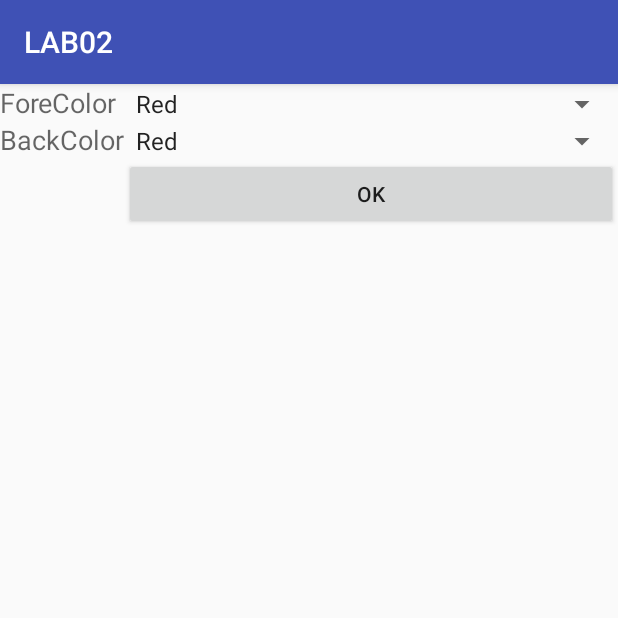
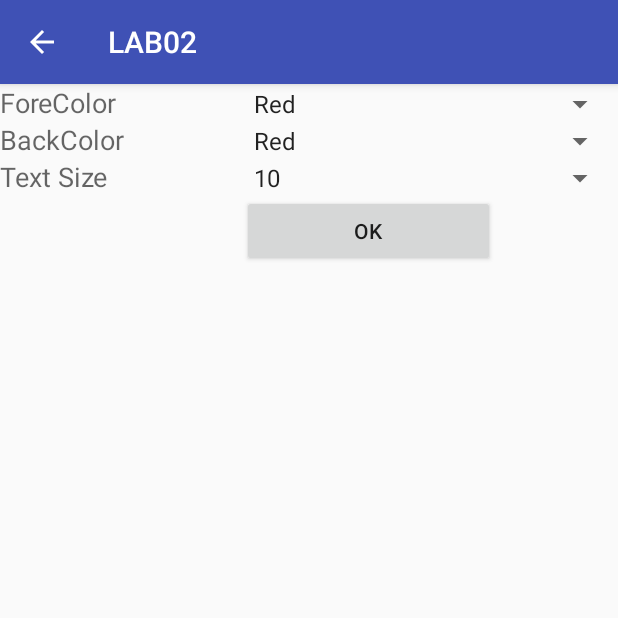
Before and after one commit to duydev/bai-tap-android, an Android app: the screen it shows after launch (SettingsActivity), in the options menu, after a tap on "Settings", on a phone screen of 412 x 824 dp, the top half of it. Run offline under Robolectric (Android 15) with nearby library versions, the phone set to English and light mode, and no system bars.

Commit message:
Update LAB 2 & LAB4

```diff
--- a/LAB02/app/src/main/AndroidManifest.xml
+++ b/LAB02/app/src/main/AndroidManifest.xml
@@ -16,7 +16,11 @@
                 <category android:name="android.intent.category.LAUNCHER" />
             </intent-filter>
         </activity>
-        <activity android:name=".SettingsActivity"></activity>
+        <activity android:name=".SettingsActivity" android:parentActivityName=".MainActivity">
+            <meta-data
+                android:name="android.support.PARENT_ACTIVITY"
+                android:value=".MainActivity" />
+        </activity>
     </application>
 
 </manifest>
--- a/LAB02/app/src/main/java/me/duydev/lab02/MainActivity.java
+++ b/LAB02/app/src/main/java/me/duydev/lab02/MainActivity.java
@@ -2,6 +2,7 @@ package me.duydev.lab02;
 
 import android.content.DialogInterface;
 import android.content.Intent;
+import android.graphics.Color;
 import android.support.v7.app.AlertDialog;
 import android.support.v7.app.AppCompatActivity;
 import android.os.Bundle;
@@ -15,6 +16,8 @@ import android.widget.Spinner;
 
 public class MainActivity extends AppCompatActivity {
 
+    private int foreColor = 0;
+    private int backColor = 0;
 
     @Override
     protected void onCreate(Bundle savedInstanceState) {
@@ -51,8 +54,12 @@ public class MainActivity extends AppCompatActivity {
                 builder.show();
                 break;
             case R.id.settings:
+                final int result = 1;
+                EditText editText = (EditText) findViewById(R.id.editText);
+                Bundle bundle = new Bundle();
+                bundle.putFloat( "TextSize", editText.getTextSize() );
                 Intent intent = new Intent(this, SettingsActivity.class);
-                final int result = 1;
+                intent.putExtras(bundle);
                 startActivityForResult(intent, result);
                 break;
             case R.id.exit:
@@ -76,4 +83,20 @@ public class MainActivity extends AppCompatActivity {
 
         return true;
     }
+
+    @Override
+    protected void onActivityResult(int requestCode, int resultCode, Intent data) {
+        super.onActivityResult(requestCode, resultCode, data);
+
+        Bundle bundle = data.getExtras();
+        foreColor = bundle.getInt("ForeColor");
+        backColor = bundle.getInt("BackColor");
+        float textSize = bundle.getFloat("TextSize");
+
+        String colorArr[] = getResources().getStringArray(R.array.color_name_array);
+        EditText editText = (EditText) findViewById(R.id.editText);
+        editText.setTextColor(Color.parseColor( colorArr[foreColor] ));
+        editText.setBackgroundColor(Color.parseColor( colorArr[backColor] ));
+        editText.setTextSize( textSize );
+    }
 }
--- a/LAB02/app/src/main/java/me/duydev/lab02/SettingsActivity.java
+++ b/LAB02/app/src/main/java/me/duydev/lab02/SettingsActivity.java
@@ -11,14 +11,20 @@ public class SettingsActivity extends AppCompatActivity {
 
     private int foreColor = 0;
     private int backColor = 0;
+    private float textSize = 14;
 
     @Override
     protected void onCreate(Bundle savedInstanceState) {
         super.onCreate(savedInstanceState);
         setContentView(R.layout.activity_settings);
 
+        Bundle bundle = getIntent().getExtras();
+
+        textSize = bundle.getFloat("TextSize");
+
         Spinner spinner1 = (Spinner) findViewById(R.id.spin1);
         Spinner spinner2 = (Spinner) findViewById(R.id.spin2);
+        Spinner spinner3 = (Spinner) findViewById(R.id.spin3);
 
         spinner1.setOnItemSelectedListener(new AdapterView.OnItemSelectedListener() {
             @Override
@@ -43,15 +49,29 @@ public class SettingsActivity extends AppCompatActivity {
 
             }
         });
+
+        spinner3.setOnItemSelectedListener(new AdapterView.OnItemSelectedListener() {
+            @Override
+            public void onItemSelected(AdapterView<?> adapterView, View view, int i, long l) {
+                textSize = Integer.parseInt( spinner3.getSelectedItem().toString() );
+                //
+            }
+
+            @Override
+            public void onNothingSelected(AdapterView<?> adapterView) {
+
+            }
+        });
+
     }
 
     public void onOK(View view) {
-
         Intent intent = new Intent();
         Bundle bundle = new Bundle();
 
         bundle.putInt("ForeColor", foreColor);
         bundle.putInt("BackColor", backColor);
+        bundle.putFloat("TextSize", textSize);
         intent.putExtras(bundle);
         setResult(RESULT_OK, intent);
         finish();
--- a/LAB02/app/src/main/res/layout/activity_settings.xml
+++ b/LAB02/app/src/main/res/layout/activity_settings.xml
@@ -3,16 +3,17 @@
     xmlns:tools="http://schemas.android.com/tools"
     android:layout_width="match_parent"
     android:layout_height="match_parent"
-    tools:context="me.duydev.lab02.SettingsActivity"
-    android:stretchColumns="2">
+    android:stretchColumns="*"
+    tools:context="me.duydev.lab02.SettingsActivity">
 
     <TableRow>
 
         <TextView
             android:layout_width="wrap_content"
             android:layout_height="wrap_content"
+            android:layout_span="2"
             android:text="@string/forecolor"
-            android:textAppearance="?android:attr/textAppearanceMedium"/>
+            android:textAppearance="?android:attr/textAppearanceMedium" />
 
         <Spinner
             android:id="@+id/spin1"
@@ -27,8 +28,9 @@
         <TextView
             android:layout_width="wrap_content"
             android:layout_height="wrap_content"
+            android:layout_span="2"
             android:text="@string/backcolor"
-            android:textAppearance="?android:attr/textAppearanceMedium"/>
+            android:textAppearance="?android:attr/textAppearanceMedium" />
 
         <Spinner
             android:id="@+id/spin2"
@@ -40,9 +42,31 @@
 
     <TableRow>
 
+        <TextView
+            android:layout_width="wrap_content"
+            android:layout_height="wrap_content"
+            android:layout_span="2"
+            android:text="@string/text_size"
+            android:textAppearance="?android:attr/textAppearanceMedium" />
+
+        <Spinner
+            android:id="@+id/spin3"
+            android:layout_width="wrap_content"
+            android:layout_height="wrap_content"
+            android:layout_span="2"
+            android:entries="@array/text_size_array" />
+    </TableRow>
+
+    <TableRow>
+
+        <Space
+            android:layout_width="wrap_content"
+            android:layout_height="wrap_content"
+            android:layout_span="2" />
+
         <Button
             android:id="@+id/btnOk"
-            android:layout_width="wrap_content"
+            android:layout_width="match_parent"
             android:layout_height="wrap_content"
             android:layout_column="2"
             android:onClick="onOK"
--- a/LAB02/app/src/main/res/values/strings.xml
+++ b/LAB02/app/src/main/res/values/strings.xml
@@ -1,7 +1,7 @@
 <resources>
     <string name="app_name">LAB02</string>
     <string name="demo_simple_notepad">Demo simple Notepad</string>
-    <string name="input_not_here">Input not here</string>
+    <string name="input_not_here">Input note here</string>
     <string name="clear">Clear</string>
     <string name="settings">Settings</string>
     <string name="exit">Exit</string>
@@ -13,6 +13,7 @@
     <string name="no">Không</string>
     <string name="forecolor">ForeColor</string>
     <string name="backcolor">BackColor</string>
+    <string name="text_size">Text Size</string>
     <string-array name="color_name_array">
         <item name="red">Red</item>
         <item name="orange">Orange</item>
@@ -22,4 +23,12 @@
         <item name="indigo">Indigo</item>
         <item name="violet">Violet</item>
     </string-array>
+    <string-array name="text_size_array">
+        <item>10</item>
+        <item>12</item>
+        <item>14</item>
+        <item>16</item>
+        <item>30</item>
+        <item>72</item>
+    </string-array>
 </resources>
```
Also changed, not shown: LAB04/app/src/main/java/me/duydev/lab04/MainActivity.java (+42 -1 lines), LAB04/app/src/main/res/layout/activity_main.xml (+24 -3 lines).
